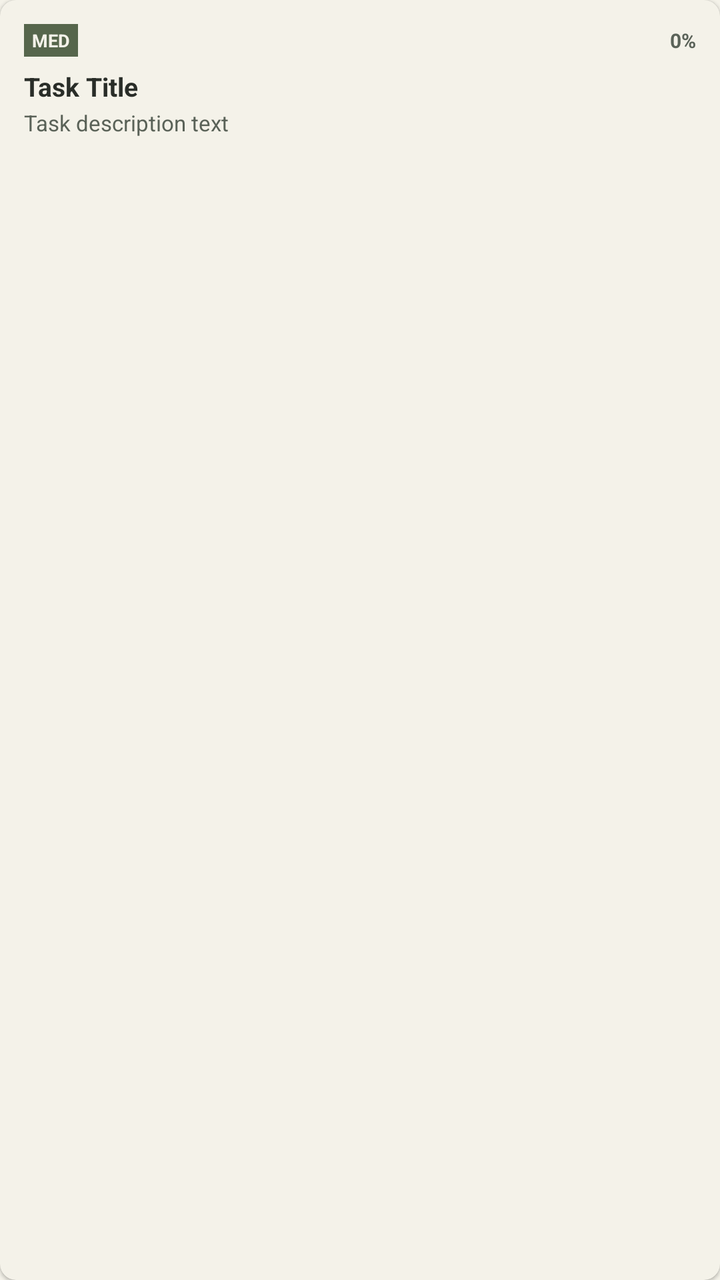
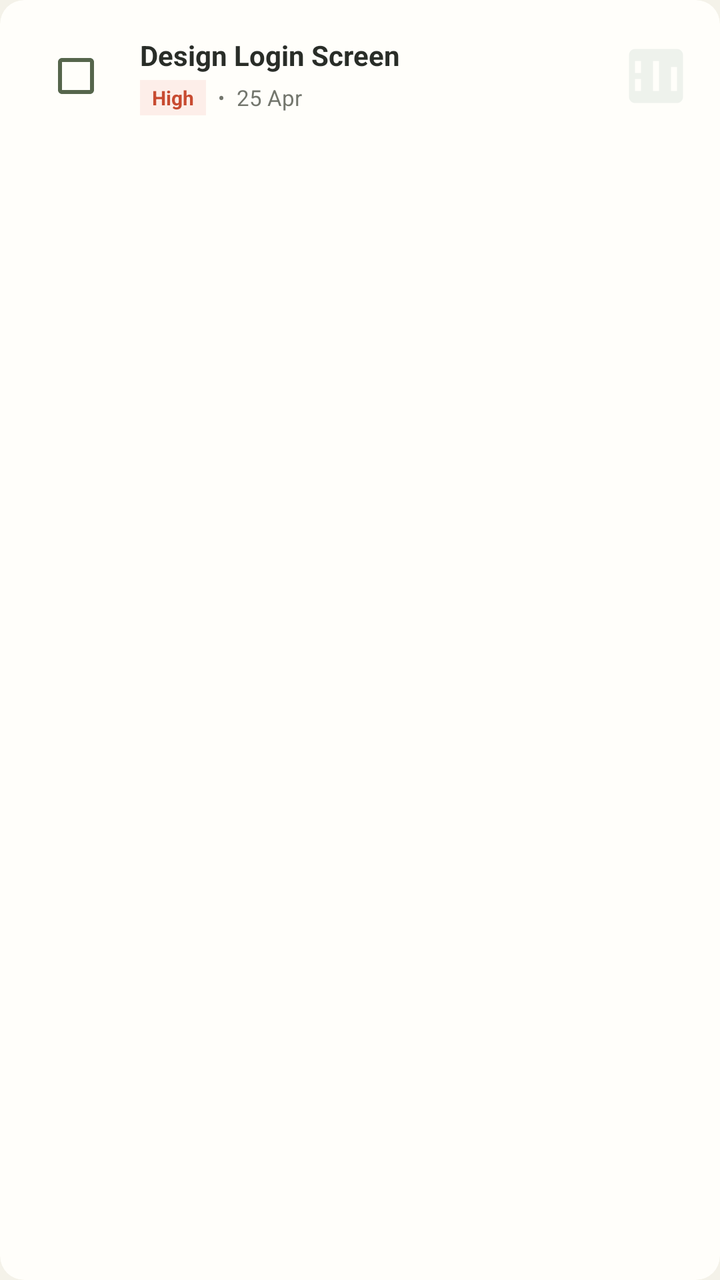

Compare the two renders of this Android layout. The source of the first and the diff that turns it into the second are given below.
<!-- AndroidManifest.xml: application theme Theme.ProjectFlow -->
<!-- res/layout/item_task.xml -->
<?xml version="1.0" encoding="utf-8"?>
<androidx.cardview.widget.CardView xmlns:android="http://schemas.android.com/apk/res/android"
    xmlns:app="http://schemas.android.com/apk/res-auto"
    android:layout_width="match_parent"
    android:layout_height="wrap_content"
    android:layout_marginBottom="8dp"
    app:cardBackgroundColor="@color/limestone_ivory"
    app:cardCornerRadius="8dp"
    app:cardElevation="1dp">

    <LinearLayout
        android:layout_width="match_parent"
        android:layout_height="wrap_content"
        android:orientation="vertical"
        android:padding="12dp">

        <LinearLayout
            android:layout_width="match_parent"
            android:layout_height="wrap_content"
            android:gravity="center_vertical"
            android:orientation="horizontal">

            <TextView
                android:id="@+id/tvTaskPriority"
                android:layout_width="wrap_content"
                android:layout_height="wrap_content"
                android:background="@color/deep_sage"
                android:paddingStart="4dp"
                android:paddingTop="2dp"
                android:paddingEnd="4dp"
                android:paddingBottom="2dp"
                android:text="MED"
                android:textColor="@color/limestone_ivory"
                android:textSize="9sp"
                android:textStyle="bold" />

            <View
                android:layout_width="0dp"
                android:layout_height="1dp"
                android:layout_weight="1" />

            <TextView
                android:id="@+id/tvTaskProgress"
                android:layout_width="wrap_content"
                android:layout_height="wrap_content"
                android:text="0%"
                android:textColor="@color/muted_slate"
                android:textSize="10sp"
                android:textStyle="bold" />
        </LinearLayout>

        <TextView
            android:id="@+id/tvTaskTitle"
            android:layout_width="wrap_content"
            android:layout_height="wrap_content"
            android:layout_marginTop="6dp"
            android:text="Task Title"
            android:textColor="@color/charcoal"
            android:textSize="13sp"
            android:textStyle="bold" />

        <TextView
            android:id="@+id/tvTaskDesc"
            android:layout_width="wrap_content"
            android:layout_height="wrap_content"
            android:layout_marginTop="2dp"
            android:ellipsize="end"
            android:maxLines="2"
            android:text="Task description text"
            android:textColor="@color/muted_slate"
            android:textSize="11sp" />
    </LinearLayout>
</androidx.cardview.widget.CardView>
<!-- resources referenced by this layout -->
<resources>
  <color name="charcoal">#292D28</color>
  <color name="deep_sage">#56664C</color>
  <color name="limestone_ivory">#F4F2E9</color>
  <color name="muted_slate">#5A6258</color>
  <style name="Theme.ProjectFlow" parent="Theme.MaterialComponents.DayNight.NoActionBar">
          
          <item name="colorPrimary">@color/deep_sage</item>
          <item name="colorPrimaryVariant">@color/deep_sage_dark</item>
          <item name="colorOnPrimary">@color/limestone_ivory</item>
  
          
          <item name="colorSecondary">@color/mineral_sage</item>
          <item name="colorSecondaryVariant">@color/mineral_sage</item>
          <item name="colorOnSecondary">@color/warm_white</item>
  
          
          <item name="android:statusBarColor">@color/warm_white</item>
          <item name="android:windowLightStatusBar">true</item>
  
          
          <item name="android:windowBackground">@color/limestone_ivory</item>
          <item name="colorSurface">@color/warm_white</item>
          <item name="colorOnSurface">@color/charcoal</item>
      </style>
  <color name="deep_sage_dark">#485640</color>
  <color name="mineral_sage">#78866B</color>
  <color name="warm_white">#FAFAF7</color>
</resources>

<!-- the commit's change to res/layout/item_task.xml (unified diff, before → after) -->
@@ -3,71 +3,94 @@
     xmlns:app="http://schemas.android.com/apk/res-auto"
     android:layout_width="match_parent"
     android:layout_height="wrap_content"
-    android:layout_marginBottom="8dp"
-    app:cardBackgroundColor="@color/limestone_ivory"
-    app:cardCornerRadius="8dp"
-    app:cardElevation="1dp">
+    android:layout_marginBottom="10dp"
+    app:cardBackgroundColor="@color/chalk_white"
+    app:cardCornerRadius="12dp"
+    app:cardElevation="0dp">
 
-    <LinearLayout
+    <RelativeLayout
         android:layout_width="match_parent"
         android:layout_height="wrap_content"
-        android:orientation="vertical"
-        android:padding="12dp">
+        android:padding="14dp">
 
+        
+        <CheckBox
+            android:id="@+id/cbTaskComplete"
+            android:layout_width="wrap_content"
+            android:layout_height="wrap_content"
+            android:layout_alignParentStart="true"
+            android:layout_centerVertical="true"
+            android:buttonTint="@color/deep_sage" />
+
+        
         <LinearLayout
             android:layout_width="match_parent"
             android:layout_height="wrap_content"
-            android:gravity="center_vertical"
-            android:orientation="horizontal">
+            android:layout_centerVertical="true"
+            android:layout_marginStart="8dp"
+            android:layout_toStartOf="@+id/ivTaskCategory"
+            android:layout_toEndOf="@id/cbTaskComplete"
+            android:orientation="vertical">
 
             <TextView
-                android:id="@+id/tvTaskPriority"
+                android:id="@+id/tvTaskTitle"
                 android:layout_width="wrap_content"
                 android:layout_height="wrap_content"
-                android:background="@color/deep_sage"
-                android:paddingStart="4dp"
-                android:paddingTop="2dp"
-                android:paddingEnd="4dp"
-                android:paddingBottom="2dp"
-                android:text="MED"
-                android:textColor="@color/limestone_ivory"
-                android:textSize="9sp"
+                android:text="Design Login Screen"
+                android:textColor="@color/charcoal"
+                android:textSize="14sp"
                 android:textStyle="bold" />
 
-            <View
-                android:layout_width="0dp"
-                android:layout_height="1dp"
-                android:layout_weight="1" />
-
-            <TextView
-                android:id="@+id/tvTaskProgress"
+            <LinearLayout
                 android:layout_width="wrap_content"
                 android:layout_height="wrap_content"
-                android:text="0%"
-                android:textColor="@color/muted_slate"
-                android:textSize="10sp"
-                android:textStyle="bold" />
+                android:layout_marginTop="3dp"
+                android:gravity="center_vertical"
+                android:orientation="horizontal">
+
+                <TextView
+                    android:id="@+id/tvTaskPriority"
+                    android:layout_width="wrap_content"
+                    android:layout_height="wrap_content"
+                    android:background="@color/alert_red_light"
+                    android:paddingStart="6dp"
+                    android:paddingTop="2dp"
+                    android:paddingEnd="6dp"
+                    android:paddingBottom="2dp"
+                    android:text="High"
+                    android:textColor="@color/alert_red"
+                    android:textSize="10sp"
+                    android:textStyle="bold" />
+
+                <TextView
+                    android:layout_width="wrap_content"
+                    android:layout_height="wrap_content"
+                    android:layout_marginStart="6dp"
+                    android:text="•"
+                    android:textColor="@color/stone_grey"
+                    android:textSize="10sp" />
+
+                <TextView
+                    android:id="@+id/tvTaskDueDate"
+                    android:layout_width="wrap_content"
+                    android:layout_height="wrap_content"
+                    android:layout_marginStart="6dp"
+                    android:text="25 Apr"
+                    android:textColor="@color/stone_grey"
+                    android:textSize="11sp" />
+            </LinearLayout>
         </LinearLayout>
 
-        <TextView
-            android:id="@+id/tvTaskTitle"
-            android:layout_width="wrap_content"
-            android:layout_height="wrap_content"
-            android:layout_marginTop="6dp"
-            android:text="Task Title"
-            android:textColor="@color/charcoal"
-            android:textSize="13sp"
-            android:textStyle="bold" />
+        
+        <FrameLayout
+            android:id="@+id/ivTaskCategory"
+            android:layout_width="36dp"
+            android:layout_height="36dp"
+            android:layout_alignParentEnd="true"
+            android:layout_centerVertical="true"
+            android:background="@drawable/ic_kanban"
+            android:backgroundTint="@color/status_green_light" />
 
-        <TextView
-            android:id="@+id/tvTaskDesc"
-            android:layout_width="wrap_content"
-            android:layout_height="wrap_content"
-            android:layout_marginTop="2dp"
-            android:ellipsize="end"
-            android:maxLines="2"
-            android:text="Task description text"
-            android:textColor="@color/muted_slate"
-            android:textSize="11sp" />
-    </LinearLayout>
+    </RelativeLayout>
+
 </androidx.cardview.widget.CardView>
<!-- resource entries referenced after the edit -->
@@ -1,9 +1,23 @@
 <!-- resources referenced by this layout -->
 <resources>
+  <color name="alert_red">#C84B31</color>
+  <color name="alert_red_light">#FDEEE9</color>
+  <color name="chalk_white">#FFFEFA</color>
   <color name="charcoal">#292D28</color>
   <color name="deep_sage">#56664C</color>
+  <color name="status_green_light">#EEF2EC</color>
+  <color name="stone_grey">#73766D</color>
+  <!-- drawable ic_kanban (drawable) -->
+  <vector xmlns:android="http://schemas.android.com/apk/res/android"
+      android:width="24dp"
+      android:height="24dp"
+      android:viewportWidth="24"
+      android:viewportHeight="24">
+    <path
+        android:fillColor="@color/deep_sage"
+        android:pathData="M19,3H5C3.9,3 3,3.9 3,5v14c0,1.1 0.9,2 2,2h14c1.1,0 2,-0.9 2,-2V5C21,3.9 20.1,3 19,3z M7,17H5v-4h2V17z M7,11H5V7h2V11z M13,17h-2V7h2V17z M19,17h-2v-8h2V17z"/>
+  </vector>
   <color name="limestone_ivory">#F4F2E9</color>
-  <color name="muted_slate">#5A6258</color>
   <style name="Theme.ProjectFlow" parent="Theme.MaterialComponents.DayNight.NoActionBar">
           
           <item name="colorPrimary">@color/deep_sage</item>
@@ -13,19 +27,17 @@
           
           <item name="colorSecondary">@color/mineral_sage</item>
           <item name="colorSecondaryVariant">@color/mineral_sage</item>
-          <item name="colorOnSecondary">@color/warm_white</item>
+          <item name="colorOnSecondary">@color/chalk_white</item>
   
           
-          <item name="android:statusBarColor">@color/warm_white</item>
+          <item name="android:statusBarColor">@color/chalk_white</item>
           <item name="android:windowLightStatusBar">true</item>
   
           
           <item name="android:windowBackground">@color/limestone_ivory</item>
-          <item name="colorSurface">@color/warm_white</item>
-          <item name="colorOnSurface">@color/charcoal</item>
+          <item name="colorSurface">@color/chalk_white</item>
       </style>
   <color name="deep_sage_dark">#485640</color>
   <color name="mineral_sage">#78866B</color>
-  <color name="warm_white">#FAFAF7</color>
 </resources>
 
